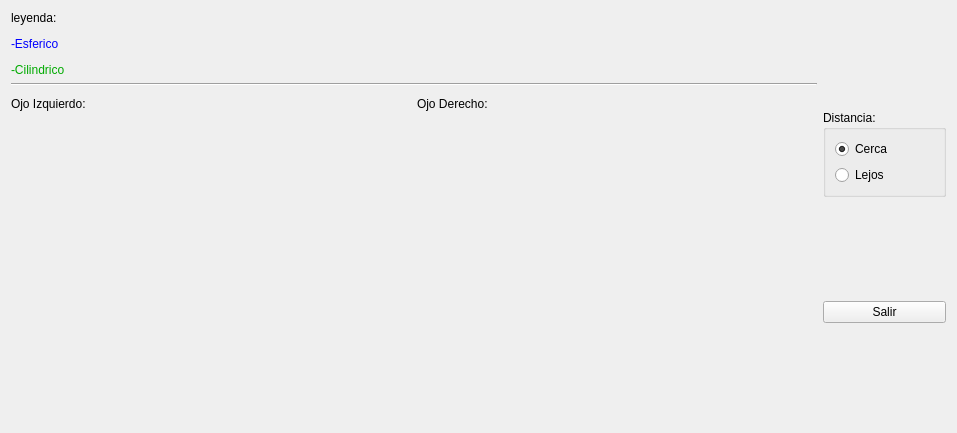
First picture: the form in cliente/ui_medidas_historial.ui, repository rodety/manager, before the edit.
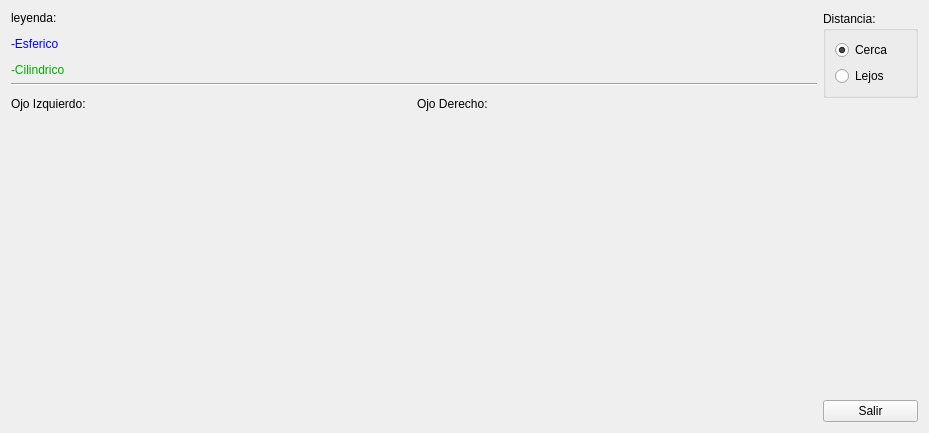
Second picture: the form after the edit.

Patch:
```diff
--- a/cliente/ui_medidas_historial.ui
+++ b/cliente/ui_medidas_historial.ui
@@ -6,7 +6,7 @@
    <rect>
     <x>0</x>
     <y>0</y>
-    <width>957</width>
+    <width>929</width>
     <height>433</height>
    </rect>
   </property>
@@ -96,6 +96,16 @@
    <item row="0" column="2">
     <layout class="QGridLayout" name="gridLayout_3">
      <item row="2" column="1">
+      <widget class="QPushButton" name="pushButton">
+       <property name="text">
+        <string>Salir</string>
+       </property>
+       <property name="shortcut">
+        <string>Esc</string>
+       </property>
+      </widget>
+     </item>
+     <item row="1" column="1">
       <spacer name="verticalSpacer_3">
        <property name="orientation">
         <enum>Qt::Vertical</enum>
@@ -109,32 +119,6 @@
       </spacer>
      </item>
      <item row="0" column="1">
-      <spacer name="verticalSpacer_2">
-       <property name="orientation">
-        <enum>Qt::Vertical</enum>
-       </property>
-       <property name="sizeHint" stdset="0">
-        <size>
-         <width>20</width>
-         <height>40</height>
-        </size>
-       </property>
-      </spacer>
-     </item>
-     <item row="4" column="1">
-      <spacer name="verticalSpacer">
-       <property name="orientation">
-        <enum>Qt::Vertical</enum>
-       </property>
-       <property name="sizeHint" stdset="0">
-        <size>
-         <width>20</width>
-         <height>40</height>
-        </size>
-       </property>
-      </spacer>
-     </item>
-     <item row="1" column="1">
       <widget class="QGroupBox" name="groupBox_2">
        <property name="title">
         <string>Distancia:</string>
@@ -160,16 +144,6 @@
        </layout>
       </widget>
      </item>
-     <item row="3" column="1">
-      <widget class="QPushButton" name="pushButton">
-       <property name="text">
-        <string>Salir</string>
-       </property>
-       <property name="shortcut">
-        <string>Esc</string>
-       </property>
-      </widget>
-     </item>
     </layout>
    </item>
   </layout>
```
